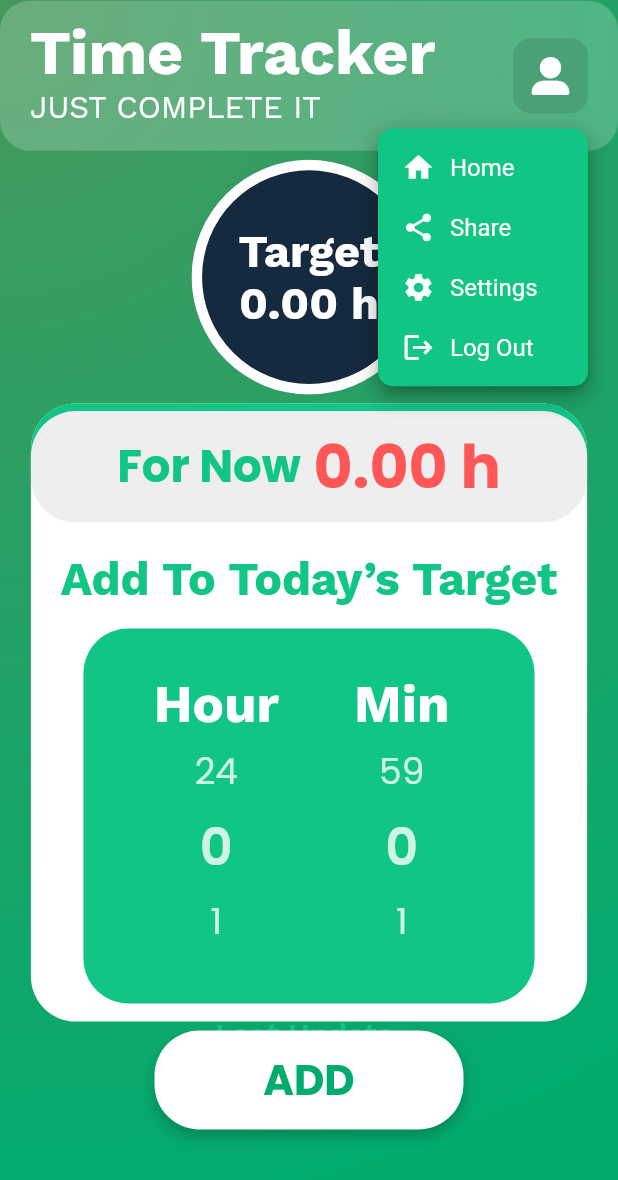
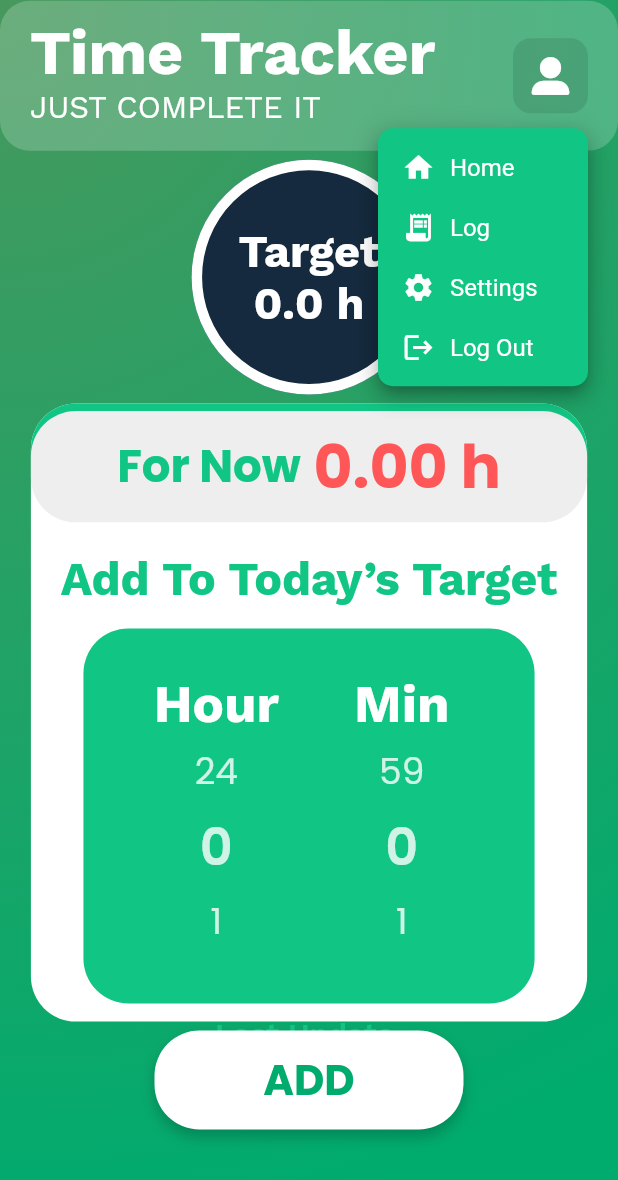
Before and after one commit to dinethsiriwardana/Time-Tracker, a Flutter app: the TargetScreen screen opened directly with empty values, after a tap on an icon or button, on a phone screen of 412 x 824 dp. Shown: the top 1180 px of the screen. Run offline on Flutter 3.47's test engine with Material 2 defaults, Android fonts, the phone set to English and light mode, and no system bars; drawn by our look-alikes of dropdown_button2, numberpicker; our stand-ins replace cloud_firestore, firebase_auth, firebase_core, font_awesome_flutter, google_fonts, liquid_progress_indicator and 3 more; missing offline and left inert: cloud_firestore_web, firebase_auth_web, firebase_core_web, firebase_storage_web; accounts and stored records are empty; network calls fail.

Commit message:
V 9.26.0.7.38

```diff
--- a/lib/custom/header.dart
+++ b/lib/custom/header.dart
@@ -125,7 +125,7 @@ class MenuItems {
   static const List<MenuItem> secondItems = [logout];
 
   static const home = MenuItem(text: 'Home', icon: Icons.home);
-  static const share = MenuItem(text: 'Share', icon: Icons.share);
+  static const share = MenuItem(text: 'Log', icon: Icons.receipt_long);
   static const settings = MenuItem(text: 'Settings', icon: Icons.settings);
   static const logout = MenuItem(text: 'Log Out', icon: Icons.logout);
 
--- a/lib/screen/target_screen.dart
+++ b/lib/screen/target_screen/target_screen.dart
@@ -3,6 +3,7 @@
 import 'package:flutter/material.dart';
 import 'package:google_fonts/google_fonts.dart';
 import 'package:liquid_progress_indicator/liquid_progress_indicator.dart';
+import 'package:lottie/lottie.dart';
 import 'package:numberpicker/numberpicker.dart';
 import 'package:provider/provider.dart';
 import 'package:responsive_sizer/responsive_sizer.dart';
@@ -30,7 +31,8 @@ int _hourNumberPic = 0;
 int _minNumberPic = 0;
 bool _istargetcomp = false;
 Color pcolor = white;
-
+late double targetbalance;
+late AnimationController lottieController;
 
 Future<void> writeData(BuildContext context, WriteTime readdata) async {
   int newctimemin = _minNumberPic + readdata.cmin;
@@ -69,6 +71,34 @@ Future<void> writeData(BuildContext context, WriteTime readdata) async {
 
 class _TargetScreenState extends State<TargetScreen>
     with SingleTickerProviderStateMixin {
+  @override
+  void initState() {
+    super.initState();
+
+    lottieController = AnimationController(
+      vsync: this,
+    );
+    lottieController.addStatusListener((status) {
+      int cont = 0;
+      Future.delayed(Duration(seconds: 5), () {
+        // Do something
+        if (status == AnimationStatus.completed) {
+          cont++;
+          if (cont < 5) {
+            lottieController.reset();
+            lottieController.forward();
+          }
+        }
+      });
+    });
+  }
+
+  @override
+  void dispose() {
+    lottieController.dispose();
+    super.dispose();
+  }
+
   @override
   Widget build(BuildContext context) {
     WriteTime readdata = widget.readdata;
@@ -135,11 +165,17 @@ class _TargetScreenState extends State<TargetScreen>
     );
   }
 
-  Container DateRound() {
+  SizedBox DateRound() {
     WriteTime readdata = widget.readdata;
-    final pval = (readdata.thour + ((readdata.tmin) / 100)).toStringAsFixed(2);
+    final pval = (readdata.thour + ((readdata.tmin) / 100));
     pcolor = selectpcolor();
-    return Container(
+
+    return SizedBox(
+      width: 100.h,
+      child: Stack(
+        alignment: AlignmentDirectional.center,
+        children: [
+          Container(
               //! Date
               width: 38.w,
               height: 38.w,
@@ -169,7 +205,28 @@ class _TargetScreenState extends State<TargetScreen>
                     ),
                   ),
                 ),
-        ));
+              )),
+          targetbalance >= 100
+              ? Lottie.network(
+                  'https://assets7.lottiefiles.com/packages/lf20_obhph3sh.json',
+                  width: 38.w,
+                  height: 38.w,
+                  controller: lottieController,
+                  //
+                  onLoaded: (composition) {
+                    lottieController.duration = Duration(seconds: 5);
+                    // lottieController.repeat(
+                    //   period: Duration(seconds: 10),
+                    // );
+                    lottieController.forward();
+                  },
+                  //
+                  // repeat: true,
+                )
+              : Container(),
+        ],
+      ),
+    );
   }
 
   Stack whiteBox() {
@@ -388,7 +445,7 @@ class _TargetScreenState extends State<TargetScreen>
     WriteTime readdata = widget.readdata;
     final ptval = (widget.readdata.thour + ((widget.readdata.tmin) / 100));
     final pcval = (widget.readdata.chour + ((widget.readdata.cmin) / 100));
-    double targetbalance = pcval / ptval * 100;
+    targetbalance = pcval / ptval * 100;
     if (targetbalance >= 100.0) {
       return Colors.amber;
     } else if (targetbalance >= 80.0) {
@@ -408,7 +465,7 @@ class _TargetScreenState extends State<TargetScreen>
     final ptval = (readdata.thour + ((readdata.tmin) / 100));
     final pcval = (readdata.chour + ((readdata.cmin) / 100));
     double balance = pcval / ptval;
-    if (balance >= 100 && !_istargetcomp) {}
+    // if (balance >= 100 && !_istargetcomp) {}
     return balance;
   }
 }
--- a/pubspec.yaml
+++ b/pubspec.yaml
@@ -44,6 +44,7 @@ dependencies:
   font_awesome_flutter: ^10.1.0
   google_fonts: ^3.0.1
   liquid_progress_indicator: ^0.4.0
+  lottie: ^1.2.3
   numberpicker: ^2.1.1
   provider: ^6.0.3
   responsive_sizer: ^3.1.0
```
Also changed, not shown: lib/screen/login_screen.dart (+5 -5 lines), lib/screen/target_screen_stream.dart (deleted, +0 -87 lines), pubspec.lock, 2 other files. Lines whose indentation alone changed are shown as unchanged.
